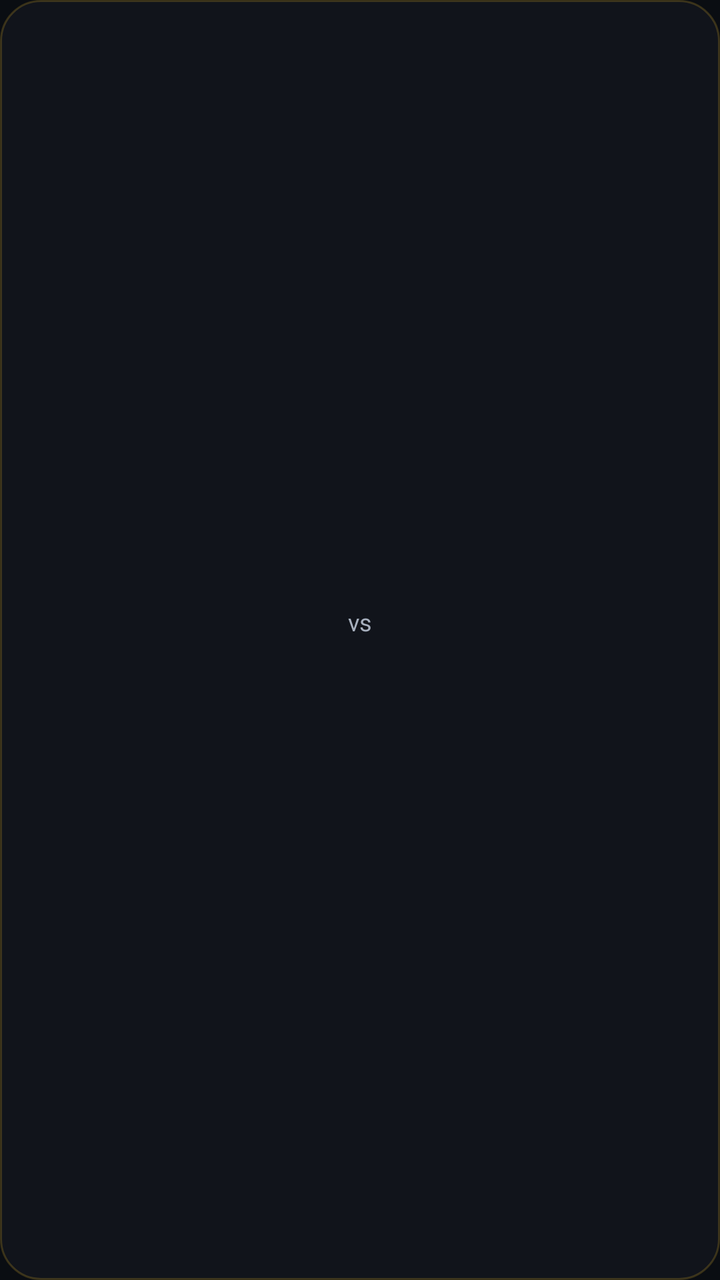
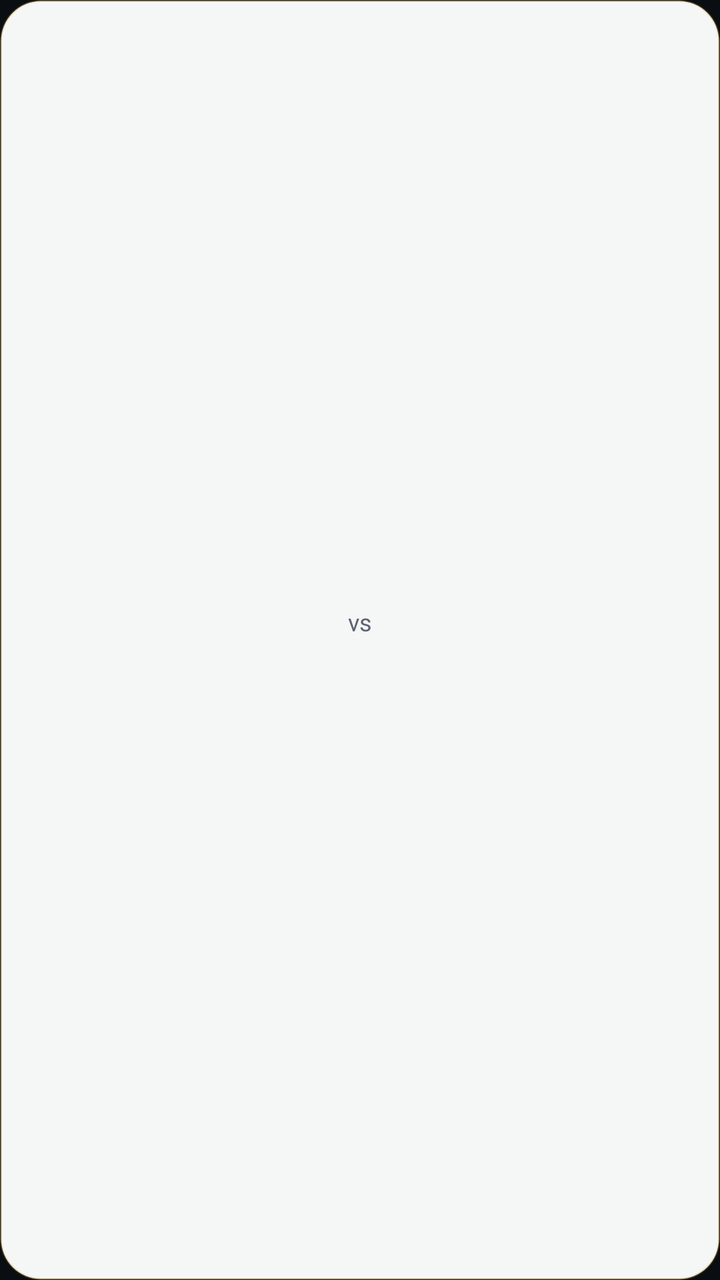

An Android layout rendered at two revisions. The XML below is the earlier revision; the diff shows what the commit changed to produce the second picture.
<!-- AndroidManifest.xml: application theme Theme.DDHL -->
<!-- res/layout/widget_compact.xml -->
<?xml version="1.0" encoding="utf-8"?>
<LinearLayout xmlns:android="http://schemas.android.com/apk/res/android"
    android:id="@+id/w_root"
    android:layout_width="match_parent"
    android:layout_height="match_parent"
    android:background="@drawable/widget_bg"
    android:gravity="center_vertical"
    android:orientation="vertical"
    android:paddingHorizontal="14dp"
    android:paddingVertical="6dp">

    <LinearLayout
        android:layout_width="match_parent"
        android:layout_height="wrap_content"
        android:gravity="center_vertical"
        android:orientation="horizontal">

        <ImageView
            android:id="@+id/w_me_logo"
            android:layout_width="26dp"
            android:layout_height="26dp"
            android:layout_marginEnd="6dp"
            android:scaleType="fitCenter"
            android:visibility="gone" />

        <TextView
            android:id="@+id/w_me"
            android:layout_width="wrap_content"
            android:layout_height="wrap_content"
            android:maxLines="1"
            android:textColor="@color/ddhl_yellow"
            android:textSize="13sp"
            android:textStyle="bold" />

        <TextView
            android:id="@+id/w_me_rec"
            android:layout_width="wrap_content"
            android:layout_height="wrap_content"
            android:layout_marginStart="6dp"
            android:maxLines="1"
            android:textColor="@color/ddhl_text"
            android:textSize="20sp"
            android:textStyle="bold" />

        <TextView
            android:layout_width="0dp"
            android:layout_height="wrap_content"
            android:layout_weight="1"
            android:gravity="center"
            android:text="vs"
            android:textColor="@color/ddhl_muted"
            android:textSize="12sp" />

        <TextView
            android:id="@+id/w_opp_rec"
            android:layout_width="wrap_content"
            android:layout_height="wrap_content"
            android:layout_marginEnd="6dp"
            android:maxLines="1"
            android:textColor="@color/ddhl_text"
            android:textSize="20sp"
            android:textStyle="bold" />

        <TextView
            android:id="@+id/w_opp"
            android:layout_width="wrap_content"
            android:layout_height="wrap_content"
            android:maxLines="1"
            android:textColor="@color/ddhl_muted"
            android:textSize="13sp"
            android:textStyle="bold" />

        <ImageView
            android:id="@+id/w_opp_logo"
            android:layout_width="26dp"
            android:layout_height="26dp"
            android:layout_marginStart="6dp"
            android:scaleType="fitCenter"
            android:visibility="gone" />
    </LinearLayout>

    <LinearLayout
        android:layout_width="match_parent"
        android:layout_height="wrap_content"
        android:layout_marginTop="2dp"
        android:gravity="center_vertical"
        android:orientation="horizontal">

        <TextView
            android:id="@+id/w_live"
            android:layout_width="wrap_content"
            android:layout_height="wrap_content"
            android:layout_marginEnd="6dp"
            android:background="@drawable/widget_live_bg"
            android:paddingHorizontal="5dp"
            android:text="LIVE"
            android:textColor="#000000"
            android:textSize="10sp"
            android:textStyle="bold"
            android:visibility="gone" />

        <TextView
            android:id="@+id/w_status"
            android:layout_width="0dp"
            android:layout_height="wrap_content"
            android:layout_weight="1"
            android:ellipsize="end"
            android:maxLines="1"
            android:textColor="@color/ddhl_muted"
            android:textSize="12sp" />
    </LinearLayout>
</LinearLayout>
<!-- resources referenced by this layout -->
<resources>
  <color name="ddhl_muted">#A7B0BE</color>
  <color name="ddhl_text">#FFFFFF</color>
  <color name="ddhl_yellow">#F2C230</color>
  <!-- drawable widget_bg (drawable) -->
  <?xml version="1.0" encoding="utf-8"?>
  <shape xmlns:android="http://schemas.android.com/apk/res/android" android:shape="rectangle">
      <solid android:color="#F011151C" />
      <corners android:radius="20dp" />
      <stroke android:width="1dp" android:color="#33F2C230" />
  </shape>
  <!-- drawable widget_live_bg (drawable) -->
  <?xml version="1.0" encoding="utf-8"?>
  <shape xmlns:android="http://schemas.android.com/apk/res/android" android:shape="rectangle">
      <solid android:color="#F2C230" />
      <corners android:radius="4dp" />
  </shape>
  <style name="Theme.DDHL" parent="Theme.AppCompat.DayNight.NoActionBar">
          <item name="colorPrimary">#11151C</item>
          <item name="colorPrimaryDark">#0A0D12</item>
          <item name="colorAccent">#F2C230</item>
          <item name="android:statusBarColor">#0A0D12</item>
          <item name="android:navigationBarColor">#0A0D12</item>
          <item name="android:windowBackground">@color/ddhl_bg</item>
      </style>
  <color name="ddhl_bg">#0A0D12</color>
</resources>

<!-- the commit's change to res/layout/widget_compact.xml (unified diff, before → after) -->
@@ -28,7 +28,7 @@
             android:layout_width="wrap_content"
             android:layout_height="wrap_content"
             android:maxLines="1"
-            android:textColor="@color/ddhl_yellow"
+            android:textColor="@color/w_accent"
             android:textSize="13sp"
             android:textStyle="bold" />
 
@@ -38,7 +38,7 @@
             android:layout_height="wrap_content"
             android:layout_marginStart="6dp"
             android:maxLines="1"
-            android:textColor="@color/ddhl_text"
+            android:textColor="@color/w_text"
             android:textSize="20sp"
             android:textStyle="bold" />
 
@@ -48,7 +48,7 @@
             android:layout_weight="1"
             android:gravity="center"
             android:text="vs"
-            android:textColor="@color/ddhl_muted"
+            android:textColor="@color/w_muted"
             android:textSize="12sp" />
 
         <TextView
@@ -57,7 +57,7 @@
             android:layout_height="wrap_content"
             android:layout_marginEnd="6dp"
             android:maxLines="1"
-            android:textColor="@color/ddhl_text"
+            android:textColor="@color/w_text"
             android:textSize="20sp"
             android:textStyle="bold" />
 
@@ -66,7 +66,7 @@
             android:layout_width="wrap_content"
             android:layout_height="wrap_content"
             android:maxLines="1"
-            android:textColor="@color/ddhl_muted"
+            android:textColor="@color/w_muted"
             android:textSize="13sp"
             android:textStyle="bold" />
 
@@ -106,7 +106,7 @@
             android:layout_weight="1"
             android:ellipsize="end"
             android:maxLines="1"
-            android:textColor="@color/ddhl_muted"
+            android:textColor="@color/w_muted"
             android:textSize="12sp" />
     </LinearLayout>
 </LinearLayout>
<!-- resource entries referenced after the edit -->
@@ -1,14 +1,14 @@
 <!-- resources referenced by this layout -->
 <resources>
-  <color name="ddhl_muted">#A7B0BE</color>
-  <color name="ddhl_text">#FFFFFF</color>
-  <color name="ddhl_yellow">#F2C230</color>
+  <color name="w_accent">#8A6400</color>
+  <color name="w_muted">#5B6472</color>
+  <color name="w_text">#11151C</color>
   <!-- drawable widget_bg (drawable) -->
   <?xml version="1.0" encoding="utf-8"?>
   <shape xmlns:android="http://schemas.android.com/apk/res/android" android:shape="rectangle">
-      <solid android:color="#F011151C" />
+      <solid android:color="@color/w_bg" />
       <corners android:radius="20dp" />
-      <stroke android:width="1dp" android:color="#33F2C230" />
+      <stroke android:width="1dp" android:color="@color/w_border" />
   </shape>
   <!-- drawable widget_live_bg (drawable) -->
   <?xml version="1.0" encoding="utf-8"?>
@@ -24,6 +24,8 @@
           <item name="android:navigationBarColor">#0A0D12</item>
           <item name="android:windowBackground">@color/ddhl_bg</item>
       </style>
+  <color name="w_bg">#F5FFFFFF</color>
+  <color name="w_border">#40B08A1A</color>
   <color name="ddhl_bg">#0A0D12</color>
 </resources>
 
